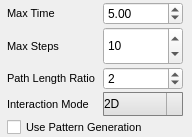
Old version of the form vigir_ocs_footstep_config/src/ui/footstep_config.ui in the repository team-vigir/vigir_ocs_common.
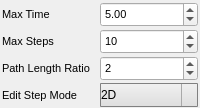
New version of the form.

Commit message: added parameter to footstep config; changed manager to support that

The edit to the form file:
```diff
--- a/vigir_ocs_footstep_config/src/ui/footstep_config.ui
+++ b/vigir_ocs_footstep_config/src/ui/footstep_config.ui
@@ -6,8 +6,8 @@
    <rect>
     <x>0</x>
     <y>0</y>
-    <width>192</width>
-    <height>137</height>
+    <width>200</width>
+    <height>108</height>
    </rect>
   </property>
   <property name="windowTitle">
@@ -35,59 +35,26 @@
       <enum>Qt::LeftToRight</enum>
      </property>
      <layout class="QGridLayout" name="gridLayout_2">
+      <property name="leftMargin">
+       <number>0</number>
+      </property>
+      <property name="topMargin">
+       <number>0</number>
+      </property>
+      <property name="rightMargin">
+       <number>0</number>
+      </property>
+      <property name="bottomMargin">
+       <number>0</number>
+      </property>
       <property name="horizontalSpacing">
        <number>0</number>
       </property>
       <property name="verticalSpacing">
        <number>2</number>
       </property>
-      <property name="margin">
-       <number>0</number>
-      </property>
-      <item row="3" column="0">
-       <widget class="QLabel" name="label">
-        <property name="maximumSize">
-         <size>
-          <width>85</width>
-          <height>16777215</height>
-         </size>
-        </property>
-        <property name="font">
-         <font>
-          <pointsize>8</pointsize>
-          <weight>50</weight>
-          <italic>false</italic>
-          <bold>false</bold>
-         </font>
-        </property>
-        <property name="text">
-         <string>Interaction Mode</string>
-        </property>
-       </widget>
-      </item>
-      <item row="2" column="0">
-       <widget class="QLabel" name="label_6">
-        <property name="font">
-         <font>
-          <pointsize>8</pointsize>
-          <weight>50</weight>
-          <italic>false</italic>
-          <bold>false</bold>
-         </font>
-        </property>
-        <property name="text">
-         <string>Path Length Ratio </string>
-        </property>
-       </widget>
-      </item>
       <item row="3" column="1">
-       <widget class="QComboBox" name="footstepInteractionModeBox">
-        <property name="maximumSize">
-         <size>
-          <width>80</width>
-          <height>16777215</height>
-         </size>
-        </property>
+       <widget class="QComboBox" name="editStepMode">
         <property name="styleSheet">
          <string notr="true"> QComboBox {
      border: 1px solid gray;
@@ -159,29 +126,19 @@
         </item>
        </widget>
       </item>
-      <item row="4" column="0" colspan="2">
-       <widget class="QCheckBox" name="patternGenerationEnabled">
-        <property name="font">
-         <font>
-          <pointsize>8</pointsize>
-         </font>
-        </property>
-        <property name="layoutDirection">
-         <enum>Qt::LeftToRight</enum>
-        </property>
-        <property name="text">
-         <string>Use Pattern Generation</string>
-        </property>
-       </widget>
-      </item>
       <item row="1" column="1">
        <widget class="QDoubleSpinBox" name="maxSteps">
         <property name="maximumSize">
          <size>
-          <width>90</width>
-          <height>61</height>
+          <width>16777215</width>
+          <height>25</height>
          </size>
         </property>
+        <property name="font">
+         <font>
+          <pointsize>8</pointsize>
+         </font>
+        </property>
         <property name="decimals">
          <number>0</number>
         </property>
@@ -203,10 +160,15 @@
        <widget class="QDoubleSpinBox" name="pathLengthRatio">
         <property name="maximumSize">
          <size>
-          <width>90</width>
-          <height>16777215</height>
+          <width>16777215</width>
+          <height>25</height>
          </size>
         </property>
+        <property name="font">
+         <font>
+          <pointsize>8</pointsize>
+         </font>
+        </property>
         <property name="decimals">
          <number>0</number>
         </property>
@@ -240,10 +202,15 @@
        <widget class="QDoubleSpinBox" name="maxTime">
         <property name="maximumSize">
          <size>
-          <width>90</width>
-          <height>16777215</height>
+          <width>16777215</width>
+          <height>25</height>
          </size>
         </property>
+        <property name="font">
+         <font>
+          <pointsize>8</pointsize>
+         </font>
+        </property>
         <property name="layoutDirection">
          <enum>Qt::LeftToRight</enum>
         </property>
@@ -276,6 +243,33 @@
         </property>
        </widget>
       </item>
+      <item row="2" column="0">
+       <widget class="QLabel" name="label_6">
+        <property name="font">
+         <font>
+          <pointsize>8</pointsize>
+          <weight>50</weight>
+          <italic>false</italic>
+          <bold>false</bold>
+         </font>
+        </property>
+        <property name="text">
+         <string>Path Length Ratio </string>
+        </property>
+       </widget>
+      </item>
+      <item row="3" column="0">
+       <widget class="QLabel" name="label_2">
+        <property name="font">
+         <font>
+          <pointsize>8</pointsize>
+         </font>
+        </property>
+        <property name="text">
+         <string>Edit Step Mode</string>
+        </property>
+       </widget>
+      </item>
      </layout>
     </widget>
    </item>
```
The commit also changes 11 other files.
